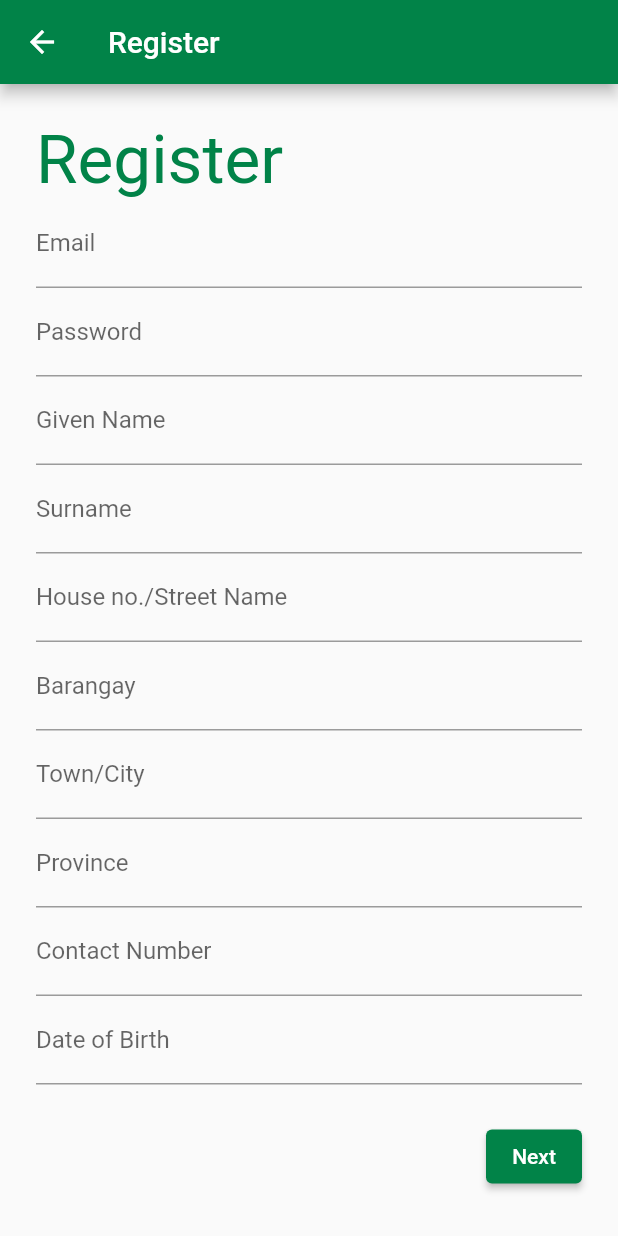
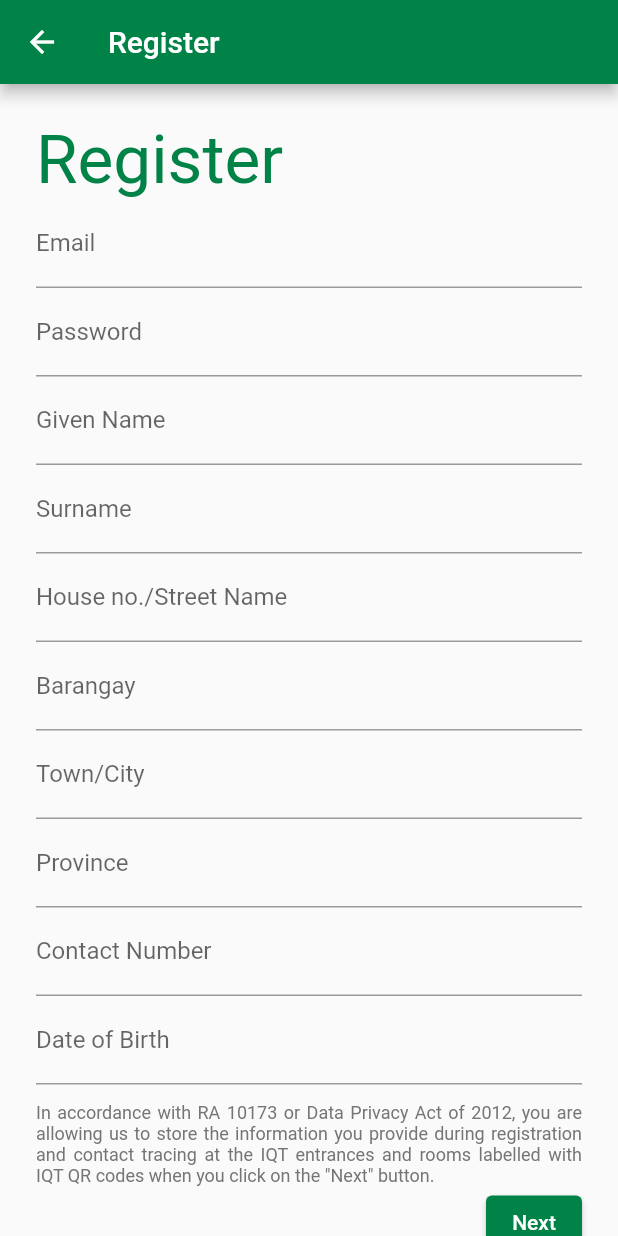
Before and after one commit to rryand/IQTrace, a Flutter app: the RegisterScreen screen opened by its route, on a phone screen of 412 x 824 dp. Run offline on Flutter 3.47's test engine with Material 2 defaults, Android fonts, the phone set to English and light mode, and no system bars; our stand-ins replace camera, dio, firebase_storage, flutter_dotenv, flutter_secure_storage, qr_flutter; missing offline and left inert: qr_code_scanner; accounts and stored records are empty.

Commit message:
feat(data-privacy): add data privacy act to registration

```diff
--- a/lib/screens/register/components/registration_form.dart
+++ b/lib/screens/register/components/registration_form.dart
@@ -231,7 +231,19 @@ class _RegistrationFormState extends State<RegistrationForm> {
             },
             onSaved: (value) => user.birthday = value!,
           ),
-          Padding(padding: EdgeInsetsDirectional.only(top: 24.0)),
+          Padding(padding: EdgeInsetsDirectional.only(top: 12.0)),
+          Text(
+            'In accordance with RA 10173 or Data Privacy Act of 2012, you '
+            'are allowing us to store the information you provide during '
+            'registration and contact tracing at the IQT entrances and '
+            'rooms labelled with IQT QR codes when you click on the "Next" '
+            'button.',
+            textAlign: TextAlign.justify,
+            style: TextStyle(
+              color: Colors.grey[600],
+              fontSize: 12.0,
+            ),
+          ),
           _isLoading ? CircularProgressIndicator() : RegistrationFormButton(
             text: 'Next',
             onPressed: _onPressed,
```
